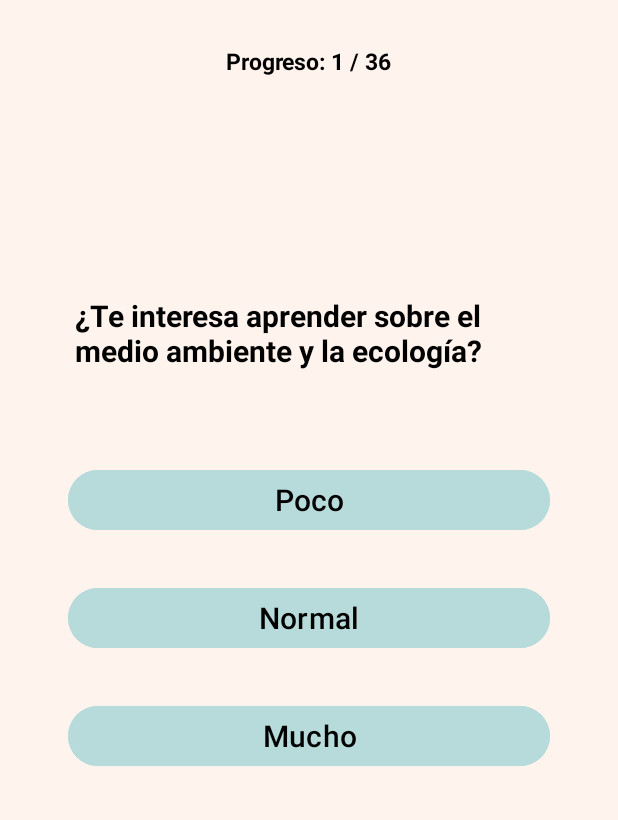
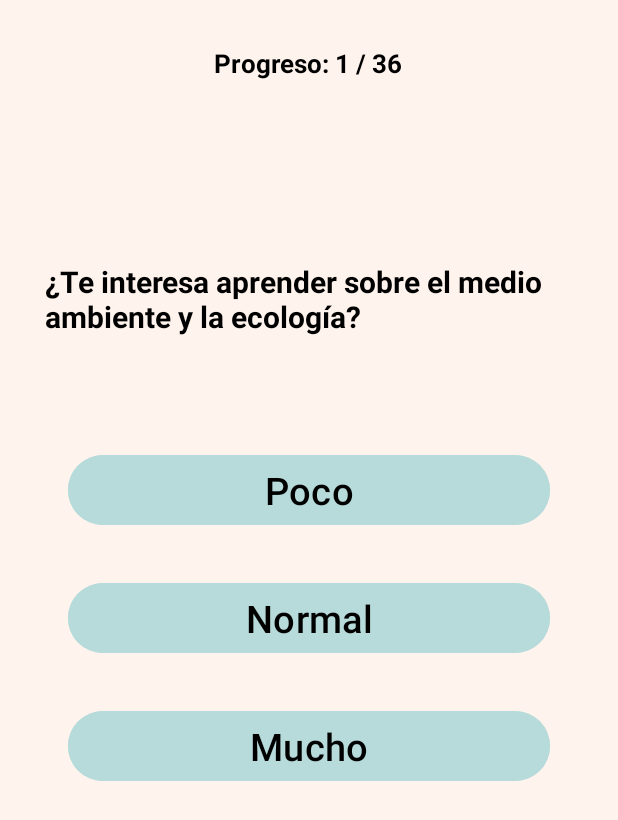
Before and after one commit to Faigda/B76711_B87581_B83364_ProyectoInteligencias, an Android app: the QuestionsActivity screen opened directly, with no data from a screen before it, on a phone screen of 412 x 824 dp. Shown: the top 820 px of the screen. Run offline under Robolectric (Android 15) with nearby library versions, the light colour scheme and no system bars.

Commit message:
Final merge
Complete funcionality of the mobile application

```diff
--- a/app/src/main/java/com/example/b76711_b87581_b83364_proyectointeligencias/DataBaseObject.java
+++ b/app/src/main/java/com/example/b76711_b87581_b83364_proyectointeligencias/DataBaseObject.java
@@ -143,9 +143,11 @@ public class DataBaseObject extends SQLiteOpenHelper {
                 user.getIntelligence().get(11).setScore(cursor.getInt(12));
                 user.setPrincipalIntelligence(cursor.getString(13));
 
+                System.out.println("Usuario: " + user.getName());
+
                 userList.add(user);
 
-            } while (cursor.moveToFirst());
+            } while (cursor.moveToNext());
         } else {
             return null;
         }
--- a/app/src/main/java/com/example/b76711_b87581_b83364_proyectointeligencias/EuclideanAlgorithm.java
+++ b/app/src/main/java/com/example/b76711_b87581_b83364_proyectointeligencias/EuclideanAlgorithm.java
@@ -6,7 +6,7 @@ public class EuclideanAlgorithm {
 
     }
 
-    public static int mcd(int a, int b) {
+    public int mcd(int a, int b) {
         if (b == 0) return a;
         return mcd(b, a % b);
     }
--- a/app/src/main/java/com/example/b76711_b87581_b83364_proyectointeligencias/QuestionsActivity.java
+++ b/app/src/main/java/com/example/b76711_b87581_b83364_proyectointeligencias/QuestionsActivity.java
@@ -50,7 +50,7 @@ public class QuestionsActivity extends AppCompatActivity{
         if(clickedButton.getId()==R.id.pocoButton){
             for(Intelligence intelligence : this.user.getIntelligence()) {
                 if(intelligence.getName().equals(this.questionList.getQuestions().get(currentQuestion).getIntelligence().getName())){
-                    intelligence.addScore(1);
+                    intelligence.addScore(6);
                 }
             }
         }
@@ -58,7 +58,7 @@ public class QuestionsActivity extends AppCompatActivity{
         if(clickedButton.getId()==R.id.normalButton){
             for(Intelligence intelligence : this.user.getIntelligence()) {
                 if(intelligence.getName().equals(this.questionList.getQuestions().get(currentQuestion).getIntelligence().getName())){
-                    intelligence.addScore(3);
+                    intelligence.addScore(12);
                 }
             }
         }
@@ -66,7 +66,7 @@ public class QuestionsActivity extends AppCompatActivity{
         if(clickedButton.getId()==R.id.muchoButton){
             for(Intelligence intelligence : this.user.getIntelligence()) {
                 if(intelligence.getName().equals(this.questionList.getQuestions().get(currentQuestion).getIntelligence().getName())){
-                    intelligence.addScore(6);
+                    intelligence.addScore(18);
                 }
             }
         }
--- a/app/src/main/res/layout/activity_questions.xml
+++ b/app/src/main/res/layout/activity_questions.xml
@@ -11,7 +11,7 @@
         android:id="@+id/progressLabel"
         android:text="Progreso: "
         android:layout_centerHorizontal="true"
-        android:textSize="15sp"
+        android:textSize="17sp"
         android:textColor="@color/black"
         android:textStyle="bold"/>
 
@@ -22,13 +22,11 @@
         android:layout_above="@id/choicesLayout"
         android:layout_below="@+id/progressLabel"
         android:layout_centerHorizontal="true"
-        android:layout_marginStart="20dp"
-        android:layout_marginTop="145dp"
-        android:layout_marginEnd="20dp"
-        android:layout_marginBottom="20dp"
-        android:text="Question"
+        android:layout_marginTop="120dp"
+        android:layout_marginBottom="5dp"
+        android:text="Pregunta"
         android:textColor="@color/black"
-        android:textSize="20dp"
+        android:textSize="20sp"
         android:textStyle="bold" />
 
     <LinearLayout
@@ -47,7 +45,7 @@
             android:onClick="onClick"
             android:text="Poco"
             android:textColor="@color/black"
-            android:textSize="20sp" />
+            android:textSize="25sp" />
 
         <Button
             android:id="@+id/normalButton"
@@ -58,7 +56,7 @@
             android:onClick="onClick"
             android:text="Normal"
             android:textColor="@color/black"
-            android:textSize="20sp" />
+            android:textSize="25sp" />
 
         <Button
             android:id="@+id/muchoButton"
@@ -69,7 +67,7 @@
             android:onClick="onClick"
             android:text="Mucho"
             android:textColor="@color/black"
-            android:textSize="20sp" />
+            android:textSize="25sp" />
 
     </LinearLayout>
 </RelativeLayout>
```
Also changed, not shown: app/src/main/java/com/example/b76711_b87581_b83364_proyectointeligencias/MatchActivity.java (+94 -0 lines), app/src/main/java/com/example/b76711_b87581_b83364_proyectointeligencias/User.java (+10 -0 lines), app/src/main/res/layout/activity_main.xml (+4 -3 lines), app/src/main/res/layout/activity_match.xml (+18 -10 lines).
